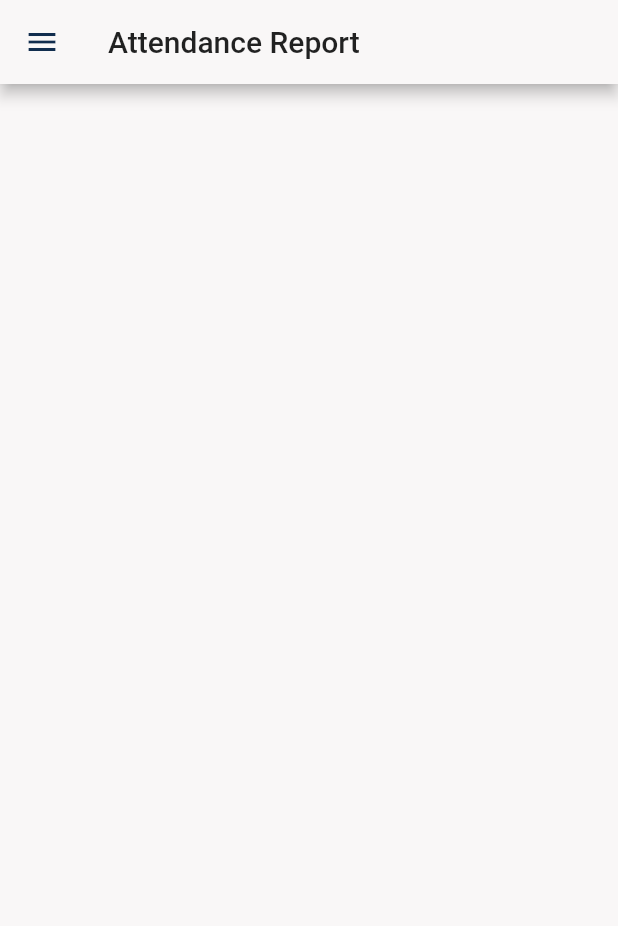
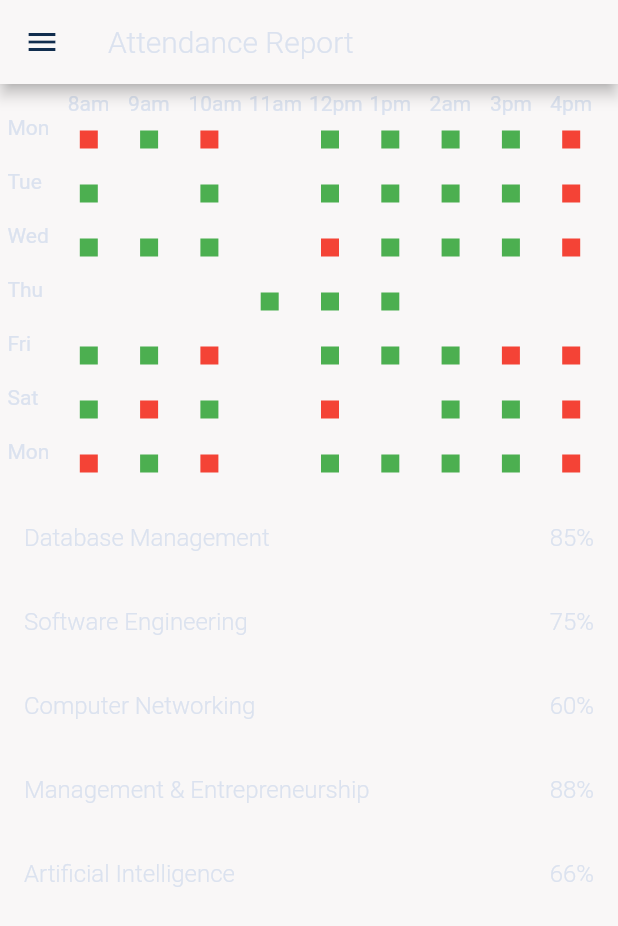
Before and after one commit to kdrahul/weekend_UI, a Flutter app: the AttendancePage screen opened by its route, on a phone screen of 412 x 824 dp. Shown: the top 926 px of the screen. Run offline on Flutter 3.47's test engine with Material 2 defaults, Android fonts, the phone set to English and light mode, and no system bars; our stand-ins replace fluttertoast; network calls fail.

Commit message:
Added early version of Attendance page

```diff
--- a/lib/main.dart
+++ b/lib/main.dart
@@ -12,7 +12,7 @@ void main() => runApp(MaterialApp(
       theme: AppTheme.lightTheme,
       darkTheme: AppTheme.darkTheme,
       debugShowCheckedModeBanner: false,
-      initialRoute: '/broadcast_form',
+      initialRoute: '/home',
       routes: {
         '/home': (context) => HomePage(),
         '/broadcast_inside': (context) => BroadcastInside(),
--- a/lib/screens/Broadcast/Broadcast_inside_view.dart
+++ b/lib/screens/Broadcast/Broadcast_inside_view.dart
@@ -8,7 +8,7 @@ class BroadcastInside extends StatelessWidget {
   @override
   Widget build(BuildContext context) {
     bool _isDark = MediaQuery.of(context).platformBrightness == Brightness.dark;
-
+    Color _textColor = _isDark ? AppTheme.darkTheme.accentColor : AppTheme.lightTheme.primaryColor;
     return Container(
       child: Scaffold(
         appBar: AppBar(
@@ -44,9 +44,8 @@ class BroadcastInside extends StatelessWidget {
                               textAlign: TextAlign.start,
                               textScaleFactor: 2,
                               style: TextStyle(
-                                  color: _isDark
-                                      ? AppTheme.darkTheme.accentColor
-                                      : AppTheme.lightTheme.primaryColor),
+                                  color: _textColor ),
+
                             ),
                           ]),
                     ),
@@ -60,9 +59,7 @@ class BroadcastInside extends StatelessWidget {
                             textAlign: TextAlign.right,
                             textScaleFactor: 1.3,
                             style: TextStyle(
-                                color: _isDark
-                                    ? AppTheme.darkTheme.accentColor
-                                    : AppTheme.lightTheme.primaryColor),
+                                color: _textColor),
                           ),
                         ),
                         Padding(
@@ -73,9 +70,7 @@ class BroadcastInside extends StatelessWidget {
                             textAlign: TextAlign.right,
                             textScaleFactor: 1.3,
                             style: TextStyle(
-                                color: _isDark
-                                    ? AppTheme.darkTheme.accentColor
-                                    : AppTheme.lightTheme.primaryColor),
+                                color: _textColor),
                           ),
                         ),
                       ],
--- a/lib/screens/HomePage/HomePage.dart
+++ b/lib/screens/HomePage/HomePage.dart
@@ -1,9 +1,27 @@
 import 'package:flutter/material.dart';
 import 'package:fluttertoast/fluttertoast.dart';
-import 'package:weekend/app_theme.dart';
 import '../commons/CollapsingNavigationDrawer.dart';
 
 import 'ContentCard.dart';
+DateTime currentTime;
+DateTime pressedTime;
+Future<bool> closeEntireApp() async {
+  currentTime = DateTime.now();
+
+  //Statement 1 Or statement2
+
+  if (pressedTime == null ||
+      pressedTime.difference(currentTime) > Duration(milliseconds: 500)) {
+    // print(currentTime.difference(pressedTime));
+    pressedTime = currentTime;
+    Fluttertoast.showToast(
+        msg: "Double Click to exit app",
+        backgroundColor: Colors.black45,
+        textColor: Colors.white60);
+    return false;
+  }
+  return true;
+}
 
 class HomePage extends StatefulWidget {
   HomePage({Key key}) : super(key: key);
@@ -13,32 +31,10 @@ class HomePage extends StatefulWidget {
 }
 
 class _HomePageState extends State<HomePage> {
-
-
-  Future<bool> closeEntireApp() {
-    DateTime now = DateTime.now();
-    DateTime currentTime ;
-    if (currentTime == null ||
-        now.difference(currentTime) > Duration(seconds: 1)) {
-      currentTime = now;
-
-      Fluttertoast.showToast(
-          msg: 'Press Back again to exit',
-          toastLength: Toast.LENGTH_SHORT);
-
-      return Future.value(true);
-    } else {
-      Fluttertoast.cancel();
-      return Future.value(false);
-    }
-  }
-
   @override
   Widget build(BuildContext context) {
     return WillPopScope(
-
-        child:
-             Scaffold(
+        child: Scaffold(
           appBar: AppBar(
             title: Text('Welcome, User'),
           ),
--- a/lib/screens/StudentScreens/Attendance.dart
+++ b/lib/screens/StudentScreens/Attendance.dart
@@ -1,17 +1,84 @@
 import 'package:flutter/material.dart';
+import 'package:weekend/app_theme.dart';
+import 'package:weekend/screens/StudentScreens/AttendanceGraphWidget.dart';
 import 'package:weekend/screens/commons/CollapsingNavigationDrawer.dart';
+
+
+
+class SubjectNames {
+  String subjectName;
+  bool lab;
+  String percentage;
+
+  SubjectNames({this.subjectName, this.lab, this.percentage});
+}
+
+List<SubjectNames> subjectNames = [
+  SubjectNames(subjectName: "Database Management", lab: false, percentage: "85"),
+  SubjectNames(subjectName: "Software Engineering", lab: false, percentage: "75"),
+  SubjectNames(subjectName: "Computer Networking", lab: false, percentage: "60"),
+  SubjectNames(subjectName: "Management & Entrepreneurship", lab: false, percentage: "88"),
+  SubjectNames(subjectName: "Artificial Intelligence", lab: true, percentage: "66"),
+
+
+];
+
 
 class AttendancePage extends StatelessWidget {
   const AttendancePage({Key key}) : super(key: key);
 
   @override
   Widget build(BuildContext context) {
+    bool _isDark = MediaQuery.of(context).platformBrightness == Brightness.dark;
+    Color _textColor = _isDark ? AppTheme.darkTheme.accentColor : AppTheme.lightTheme.accentColor;
+
     return Scaffold(
+      body:
+          Column(
 
-      appBar: AppBar(title: Text("Attendance Report"),
-       ),
 
-       drawer: CollapsingNavigationDrawer(),
+        children: <Widget>[
+          Container(
+                      height: (MediaQuery.of(context).size.height)/3,
+                      child: AttendanceGraph(),
+                    ),
+           Expanded(
+
+             child: ListView.builder(
+               shrinkWrap: true,
+                itemCount: subjectNames.length,
+                itemBuilder: (BuildContext context, int index) {
+                  return Column(
+
+                    children: <Widget>[
+
+                      ListTile(
+                        onTap: (){},
+                        title: Text(
+                          subjectNames[index].subjectName,
+                          style: TextStyle(fontWeight: FontWeight.w300, color: _textColor),
+                        ),
+                        trailing: Text(subjectNames[index].percentage + "%",
+                            style: TextStyle(
+                                fontWeight: FontWeight.w300, fontSize: 16, color: _textColor)),
+                      )
+                    ],
+                  );
+                },
+              ),
+           ),
+
+        ],
+      ),
+
+      appBar: AppBar(
+        title: Text(
+          "Attendance Report",
+          style: TextStyle(
+              fontStyle: FontStyle.normal, fontWeight: FontWeight.w300, color: _textColor),
+        ),
+      ),
+      drawer: CollapsingNavigationDrawer(),
     );
   }
 }
--- /dev/null
+++ b/lib/screens/StudentScreens/AttendanceGraphWidget.dart
@@ -0,0 +1,304 @@
+import 'package:flutter/material.dart';
+import 'package:flutter/rendering.dart';
+import 'package:weekend/app_theme.dart';
+
+class AttendanceGraph extends StatelessWidget {
+  const AttendanceGraph({Key key}) : super(key: key);
+
+  @override
+  Widget build(BuildContext context) {
+    bool _isDark = MediaQuery.of(context).platformBrightness == Brightness.dark;
+    Color _textColor = _isDark
+        ? AppTheme.darkTheme.accentColor
+        : AppTheme.lightTheme.accentColor;
+
+    return Container(
+
+
+      padding: EdgeInsets.symmetric(horizontal: 5, vertical: 5),
+
+      child:SingleChildScrollView(
+
+        child:Table(
+
+
+        children: [
+          TableRow(children: [
+            TableCell(child: Padding(padding: EdgeInsets.fromLTRB(0, 0, 0, 0))),
+            TableCell(child: Text("8am", style: TextStyle(color: _textColor))),
+            TableCell(child: Text("9am", style: TextStyle(color: _textColor))),
+            TableCell(child: Text("10am", style: TextStyle(color: _textColor))),
+            TableCell(child: Text("11am", style: TextStyle(color: _textColor))),
+            TableCell(child: Text("12pm", style: TextStyle(color: _textColor))),
+            TableCell(child: Text("1pm", style: TextStyle(color: _textColor))),
+            TableCell(child: Text("2am", style: TextStyle(color: _textColor))),
+            TableCell(child: Text("3pm", style: TextStyle(color: _textColor))),
+            TableCell(child: Text("4pm", style: TextStyle(color: _textColor))),
+
+
+          ]),
+
+          TableRow(children: [
+            TableCell(child: Text("Mon", style: TextStyle(color: _textColor))),
+            absent,
+            present,
+            absent,
+            noClass,
+            present,
+            present,
+            present,
+            present,
+            absent,
+
+          ]),
+          TableRow(children: [
+
+            TableCell(child: Text("Tue", style: TextStyle(color: _textColor))),
+            TableCell(child:present),
+            noClass,
+            present,
+            noClass,
+            present,
+            present,
+            present,
+            present,
+            absent,
+
+          ]),
+          TableRow(children: [
+            TableCell(child: Text("Wed", style: TextStyle(color: _textColor))),
+            present,
+            present,
+            present,
+            noClass,
+            absent,
+            present,
+            present,
+            present,
+            absent,
+
+          ]),
+          TableRow(children: [
+            TableCell(child: Text("Thu", style: TextStyle(color: _textColor))),
+            noClass,
+            noClass,
+            noClass,
+            present,
+            present,
+            present,
+            noClass,
+            noClass,
+            noClass,
+
+
+          ]),
+          TableRow(children: [
+            TableCell(child: Text("Fri", style: TextStyle(color: _textColor))),
+            present,
+            present,
+            absent,
+            noClass,
+            present,
+            present,
+            present,
+            absent,
+            absent,
+
+          ]),
+          TableRow(children: [
+            TableCell(child: Text("Sat", style: TextStyle(color: _textColor))),
+            present,
+            absent,
+            present,
+            noClass,
+            absent,
+            noClass,
+            present,
+            present,
+            absent,
+
+          ]),
+          TableRow(children: [
+            TableCell(child: Text("Mon", style: TextStyle(color: _textColor))),
+            absent,
+            present,
+            absent,
+            noClass,
+            present,
+            present,
+            present,
+            present,
+            absent,
+
+          ]),
+
+          TableRow(children: [
+            TableCell(child: Text("Mon", style: TextStyle(color: _textColor))),
+            absent,
+            present,
+            absent,
+            noClass,
+            present,
+            present,
+            present,
+            present,
+            absent,
+
+          ]),
+
+          TableRow(children: [
+            TableCell(child: Text("Mon", style: TextStyle(color: _textColor))),
+            absent,
+            present,
+            absent,
+            noClass,
+            present,
+            present,
+            present,
+            present,
+            absent,
+
+          ]),
+          TableRow(children: [
+            TableCell(child: Text("Mon", style: TextStyle(color: _textColor))),
+            absent,
+            present,
+            absent,
+            noClass,
+            present,
+            present,
+            present,
+            present,
+            absent,
+
+          ]),
+
+          TableRow(children: [
+            TableCell(child: Text("Mon", style: TextStyle(color: _textColor))),
+            absent,
+            present,
+            absent,
+            noClass,
+            present,
+            present,
+            present,
+            present,
+            absent,
+
+          ]),
+
+          TableRow(children: [
+            TableCell(child: Text("Mon", style: TextStyle(color: _textColor))),
+            absent,
+            present,
+            absent,
+            noClass,
+            present,
+            present,
+            present,
+            present,
+            absent,
+
+          ]),
+
+          TableRow(
+
+            children: [
+            TableCell(child: Text("Mon", style: TextStyle(color: _textColor))),
+            absent,
+            present,
+            absent,
+            noClass,
+            present,
+            present,
+            present,
+            present,
+            absent,
+
+          ]),
+
+          TableRow(children: [
+            TableCell(child: Text("Mon", style: TextStyle(color: _textColor))),
+            absent,
+            present,
+            absent,
+            noClass,
+            present,
+            present,
+            present,
+            present,
+            absent,
+
+          ]),
+
+        ],
+      ),
+      )
+    );
+  }
+}
+
+class NoClassBoxes extends CustomPainter {
+  @override
+  void paint(Canvas canvas, Size size) {
+    final rect = Offset(8,0) & Size(12, 12);
+    final painter = Paint()..color = Colors.transparent;
+    canvas.drawRect(rect, painter);
+  }
+
+  @override
+  bool shouldRepaint(CustomPainter oldDelegate) => oldDelegate != null;
+}
+
+class PresentBoxes extends CustomPainter {
+  @override
+  void paint(Canvas canvas, Size size) {
+    final rect = Offset(8,0) & Size(12, 12);
+    final painter = Paint()..color = Colors.green;
+    canvas.drawRect(rect, painter);
+  }
+
+  @override
+  bool shouldRepaint(CustomPainter oldDelegate) => oldDelegate != null;
+}
+
+class AbsentBoxes extends CustomPainter {
+  @override
+  void paint(Canvas canvas, Size size) {
+    final rect = Offset(8,0) & Size(12, 12);
+    final painter = Paint()..color = Colors.red;
+    canvas.drawRect(rect, painter);
+  }
+
+  @override
+  bool shouldRepaint(CustomPainter oldDelegate) => oldDelegate != null;
+}
+
+Container present = Container(
+    padding: EdgeInsets.symmetric(vertical:10.0),
+
+    child: CustomPaint(
+      painter: PresentBoxes(),
+      child: Container(
+        padding: EdgeInsets.all(8.0),
+
+      ),
+    ));
+
+Container absent = Container(
+    padding: EdgeInsets.symmetric(vertical:10.0),
+
+    child: CustomPaint(
+      painter: AbsentBoxes(),
+      child: Container(
+        padding: EdgeInsets.all(8.0),
+
+      ),
+    ));
+
+Container noClass = Container(
+
+
+    child: CustomPaint(
+      painter: NoClassBoxes(),
+    ));
--- a/lib/screens/commons/CollapsingNavigationDrawer.dart
+++ b/lib/screens/commons/CollapsingNavigationDrawer.dart
@@ -28,13 +28,13 @@ class CollapsingNavigationDrawer extends StatelessWidget {
                     color: isDark
                         ? AppTheme.darkTheme.accentColor
                         : AppTheme.lightTheme.accentColor,
-                    fontSize: 18),
+                    fontSize: 18, fontWeight: FontWeight.w600),
               ),
               subtitle: Text("1BI11IS001",
                   style: TextStyle(
                       color: isDark
                           ? AppTheme.darkTheme.accentColor
-                          : AppTheme.lightTheme.accentColor)),
+                          : AppTheme.lightTheme.accentColor, fontWeight: FontWeight.w300)),
               leading: CircleAvatar(),
             ),
             SizedBox(height: 50),
--- a/lib/screens/commons/NavigationItems.dart
+++ b/lib/screens/commons/NavigationItems.dart
@@ -1,4 +1,5 @@
 import 'package:flutter/material.dart';
+
 class NavigationItems {
   String name;
   IconData icon;
@@ -6,17 +7,13 @@ class NavigationItems {
   NavigationItems({this.name, this.icon, this.routes});
 }
 
-
 List<NavigationItems> navItems = [
   NavigationItems(name: 'Home', icon: Icons.home, routes: '/home'),
   NavigationItems(
       name: 'Broadcast Alerts',
       icon: Icons.account_circle,
       routes: '/broadcast'),
+  NavigationItems(name: 'Marks', icon: Icons.account_circle, routes: '/marks'),
   NavigationItems(
-          name: 'Marks', icon: Icons.account_circle, routes: '/marks'),
-      NavigationItems(
-          name: 'Attendance',
-          icon: Icons.account_circle,
-          routes: '/attendance'),
+      name: 'Attendance', icon: Icons.account_circle, routes: '/attendance'),
 ];
```
Lines whose indentation alone changed are shown as unchanged.
